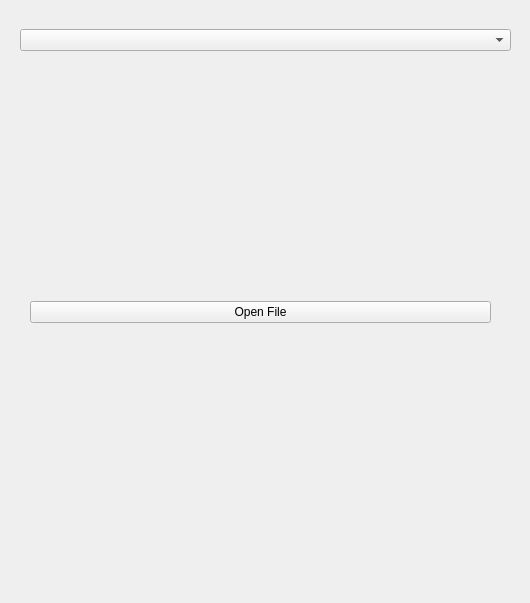
Qt form SmallerUI.ui (stephaniestelzer/FireStarter) before a commit.
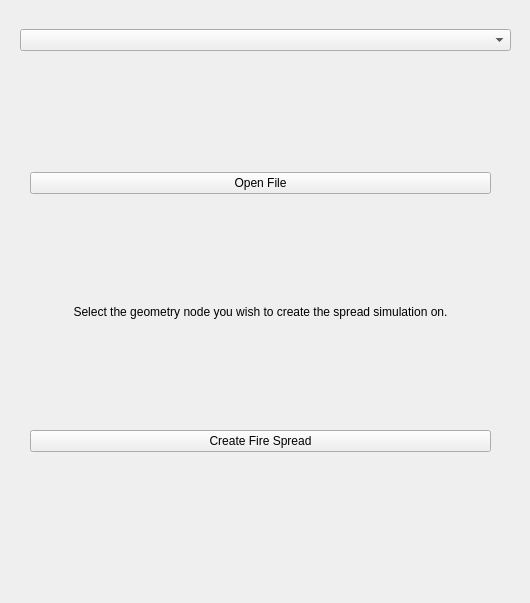
The same form after that commit. The open tabs and pages were chosen to show the change. Icons and pictures are not drawn.

Commit message: Committing changes before changing the way the 'FireSpread' feature is set-up

```diff
--- a/SmallerUI.ui
+++ b/SmallerUI.ui
@@ -260,6 +260,29 @@
            </property>
           </widget>
          </item>
+         <item row="1" column="0">
+          <widget class="QLabel" name="label_3">
+           <property name="sizePolicy">
+            <sizepolicy hsizetype="Minimum" vsizetype="Fixed">
+             <horstretch>0</horstretch>
+             <verstretch>0</verstretch>
+            </sizepolicy>
+           </property>
+           <property name="text">
+            <string>Select the geometry node you wish to create the spread simulation on.</string>
+           </property>
+           <property name="alignment">
+            <set>Qt::AlignCenter</set>
+           </property>
+          </widget>
+         </item>
+         <item row="2" column="0">
+          <widget class="QPushButton" name="createFireSpread">
+           <property name="text">
+            <string>Create Fire Spread</string>
+           </property>
+          </widget>
+         </item>
         </layout>
        </widget>
       </widget>
```
Left out of the diff: 20 changed lines with no effect on the pictures. The commit also changes 5 other files.
